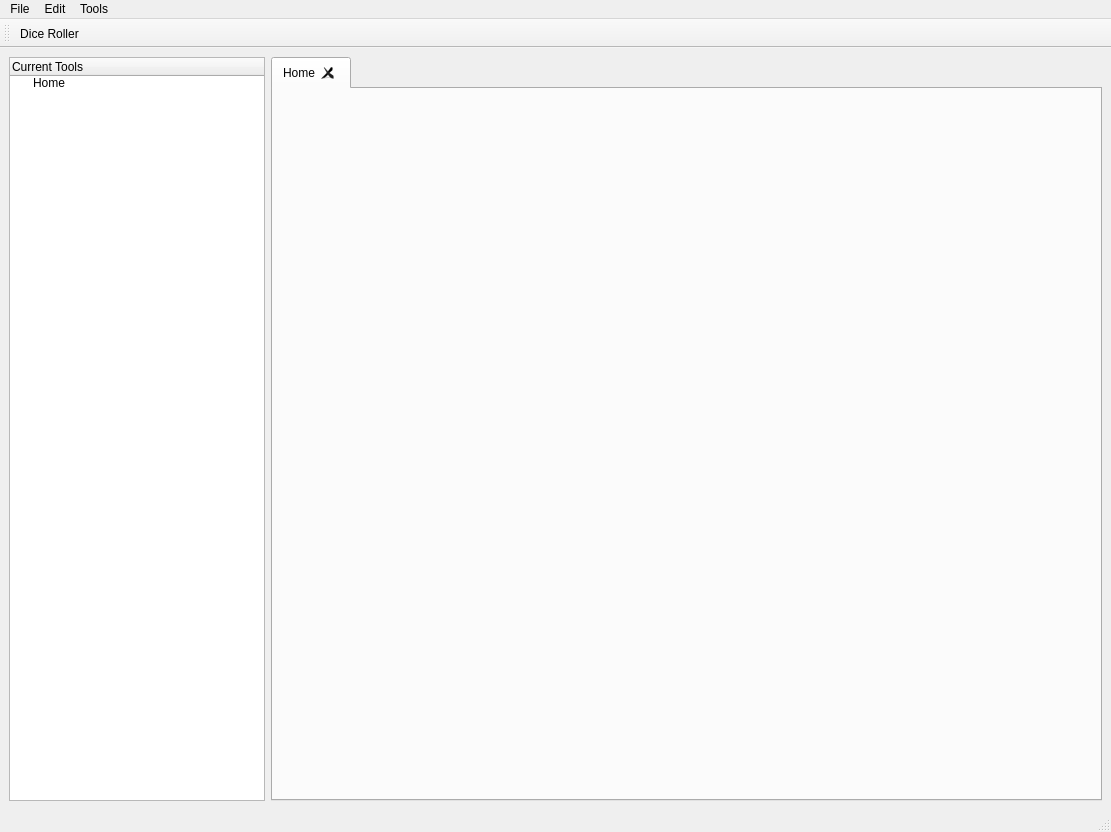
Above: mainwindow.ui from ganelonhb/QDMSuite before the change. Below: the same form after it.
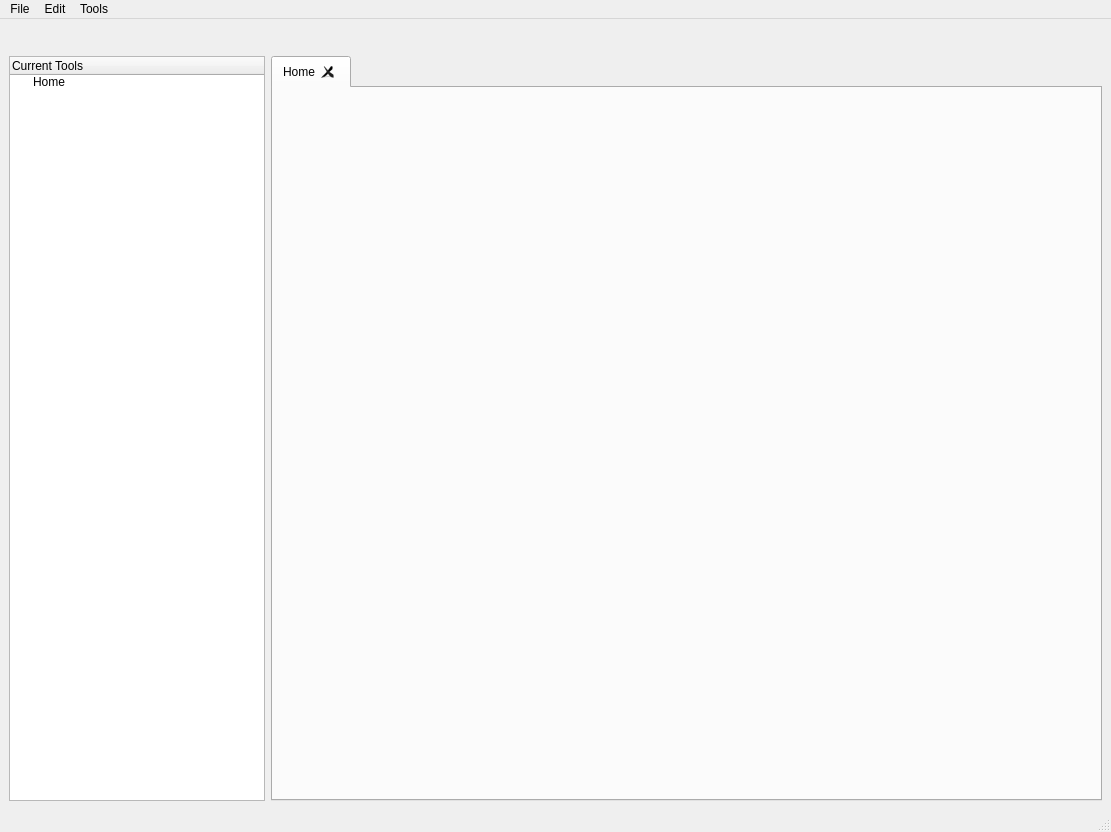
That is the form after the change. Icons and pictures are not drawn. Custom widgets are drawn as their Qt base class.

Commit message: dice roller and fantasy name generator can now be opened as tab, dock, or window widget

Diff of the .ui file:
```diff
--- a/mainwindow.ui
+++ b/mainwindow.ui
@@ -19,7 +19,7 @@
   </property>
   <widget class="QWidget" name="centralwidget">
    <layout class="QGridLayout" name="gridLayout">
-    <item row="0" column="1">
+    <item row="1" column="1">
      <widget class="QTabWidget" name="tabWidget">
       <property name="tabPosition">
        <enum>QTabWidget::TabPosition::North</enum>
@@ -46,7 +46,7 @@
       </widget>
      </widget>
     </item>
-    <item row="0" column="0">
+    <item row="1" column="0">
      <widget class="QTreeWidget" name="treeWidget">
       <property name="sizePolicy">
        <sizepolicy hsizetype="Minimum" vsizetype="Expanding">
@@ -69,6 +69,82 @@
       </item>
      </widget>
     </item>
+    <item row="0" column="0" colspan="2">
+     <layout class="QHBoxLayout" name="horizontalLayout">
+      <item>
+       <widget class="ContextMenuPushButton" name="diceRollerToolButton">
+        <property name="cursor">
+         <cursorShape>PointingHandCursor</cursorShape>
+        </property>
+        <property name="text">
+         <string/>
+        </property>
+        <property name="icon">
+         <iconset resource="res.qrc">
+          <normaloff>:/ui/icons/symbolic-dark/dice.svg</normaloff>:/ui/icons/symbolic-dark/dice.svg</iconset>
+        </property>
+        <property name="iconSize">
+         <size>
+          <width>24</width>
+          <height>24</height>
+         </size>
+        </property>
+        <property name="flat">
+         <bool>true</bool>
+        </property>
+       </widget>
+      </item>
+      <item>
+       <widget class="ContextMenuPushButton" name="fantasyNameGenerator">
+        <property name="cursor">
+         <cursorShape>PointingHandCursor</cursorShape>
+        </property>
+        <property name="text">
+         <string/>
+        </property>
+        <property name="icon">
+         <iconset resource="res.qrc">
+          <normaloff>:/ui/icons/symbolic-dark/fng.svg</normaloff>:/ui/icons/symbolic-dark/fng.svg</iconset>
+        </property>
+        <property name="iconSize">
+         <size>
+          <width>24</width>
+          <height>24</height>
+         </size>
+        </property>
+        <property name="flat">
+         <bool>true</bool>
+        </property>
+       </widget>
+      </item>
+      <item>
+       <spacer name="horizontalSpacer">
+        <property name="orientation">
+         <enum>Qt::Orientation::Horizontal</enum>
+        </property>
+        <property name="sizeHint" stdset="0">
+         <size>
+          <width>40</width>
+          <height>20</height>
+         </size>
+        </property>
+       </spacer>
+      </item>
+      <item>
+       <widget class="QPushButton" name="debugButton">
+        <property name="text">
+         <string/>
+        </property>
+        <property name="icon">
+         <iconset theme="QIcon::ThemeIcon::SecurityHigh"/>
+        </property>
+        <property name="flat">
+         <bool>true</bool>
+        </property>
+       </widget>
+      </item>
+     </layout>
+    </item>
    </layout>
   </widget>
   <widget class="QMenuBar" name="menubar">
@@ -104,40 +180,14 @@
    <addaction name="menuTools"/>
   </widget>
   <widget class="QStatusBar" name="statusbar"/>
-  <widget class="QToolBar" name="toolBar">
-   <property name="windowTitle">
-    <string>toolBar</string>
-   </property>
-   <property name="movable">
-    <bool>true</bool>
-   </property>
-   <property name="allowedAreas">
-    <set>Qt::ToolBarArea::AllToolBarAreas</set>
-   </property>
-   <property name="floatable">
-    <bool>false</bool>
-   </property>
-   <attribute name="toolBarArea">
-    <enum>TopToolBarArea</enum>
-   </attribute>
-   <attribute name="toolBarBreak">
-    <bool>false</bool>
-   </attribute>
-   <addaction name="actionDice_Roller"/>
-  </widget>
-  <action name="actionDice_Roller">
-   <property name="icon">
-    <iconset resource="res.qrc">
-     <normaloff>:/ui/icons/symbolic-dark/dice.svg</normaloff>:/ui/icons/symbolic-dark/dice.svg</iconset>
-   </property>
-   <property name="text">
-    <string>&amp;Dice Roller</string>
-   </property>
-   <property name="shortcut">
-    <string>Ctrl+R</string>
-   </property>
-  </action>
  </widget>
+ <customwidgets>
+  <customwidget>
+   <class>ContextMenuPushButton</class>
+   <extends>QPushButton</extends>
+   <header>contextmenupushbutton.h</header>
+  </customwidget>
+ </customwidgets>
  <resources>
   <include location="res.qrc"/>
  </resources>
```
Left out of the diff: 1 changed line with no effect on the pictures. The commit also changes 15 other files.
